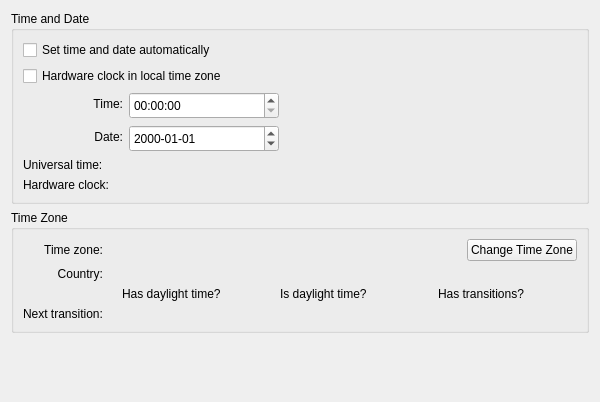
linlinger/manjaro-settings-manager, file src/modules/timedate/ui/PageTimeDate.ui: the form before one commit.
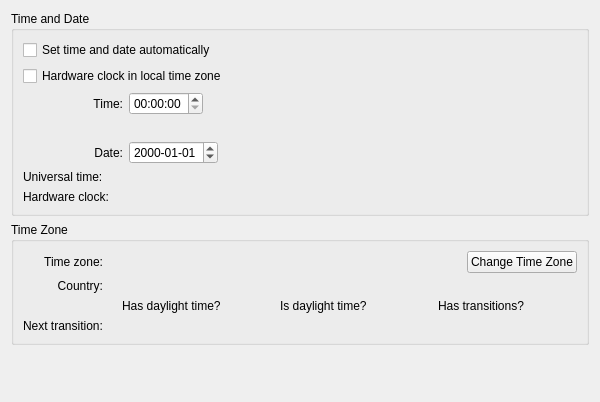
The form after the commit.

Patch:
```diff
--- a/src/modules/timedate/ui/PageTimeDate.ui
+++ b/src/modules/timedate/ui/PageTimeDate.ui
@@ -69,46 +69,40 @@
             <verstretch>0</verstretch>
            </sizepolicy>
           </property>
-          <property name="minimumSize">
-           <size>
-            <width>150</width>
-            <height>27</height>
-           </size>
-          </property>
           <property name="displayFormat">
            <string notr="true">HH:mm:ss</string>
           </property>
          </widget>
         </item>
-        <item row="4" column="0">
+        <item row="5" column="0">
          <widget class="QLabel" name="rtcLabel">
           <property name="text">
            <string>Hardware clock:</string>
           </property>
          </widget>
         </item>
-        <item row="3" column="0">
+        <item row="4" column="0">
          <widget class="QLabel" name="utcLabel">
           <property name="text">
            <string>Universal time:</string>
           </property>
          </widget>
         </item>
-        <item row="3" column="1">
-         <widget class="QLabel" name="utcTimeLabel">
-          <property name="text">
-           <string notr="true"/>
-          </property>
-         </widget>
-        </item>
         <item row="4" column="1">
+         <widget class="QLabel" name="utcTimeLabel">
+          <property name="text">
+           <string notr="true"/>
+          </property>
+         </widget>
+        </item>
+        <item row="5" column="1">
          <widget class="QLabel" name="rtcTimeLabel">
           <property name="text">
            <string notr="true"/>
           </property>
          </widget>
         </item>
-        <item row="1" column="0">
+        <item row="2" column="0">
          <widget class="QLabel" name="dateLabel">
           <property name="minimumSize">
            <size>
@@ -124,7 +118,7 @@
           </property>
          </widget>
         </item>
-        <item row="1" column="1">
+        <item row="2" column="1">
          <widget class="QDateEdit" name="dateEdit">
           <property name="sizePolicy">
            <sizepolicy hsizetype="Maximum" vsizetype="Fixed">
@@ -132,17 +126,21 @@
             <verstretch>0</verstretch>
            </sizepolicy>
           </property>
-          <property name="minimumSize">
-           <size>
-            <width>150</width>
-            <height>27</height>
-           </size>
-          </property>
           <property name="displayFormat">
            <string notr="true">yyyy-MM-dd</string>
           </property>
          </widget>
         </item>
+        <item row="1" column="1">
+         <widget class="QLabel" name="label">
+          <property name="text">
+           <string/>
+          </property>
+          <property name="alignment">
+           <set>Qt::AlignLeading|Qt::AlignLeft|Qt::AlignVCenter</set>
+          </property>
+         </widget>
+        </item>
        </layout>
       </item>
      </layout>
```
